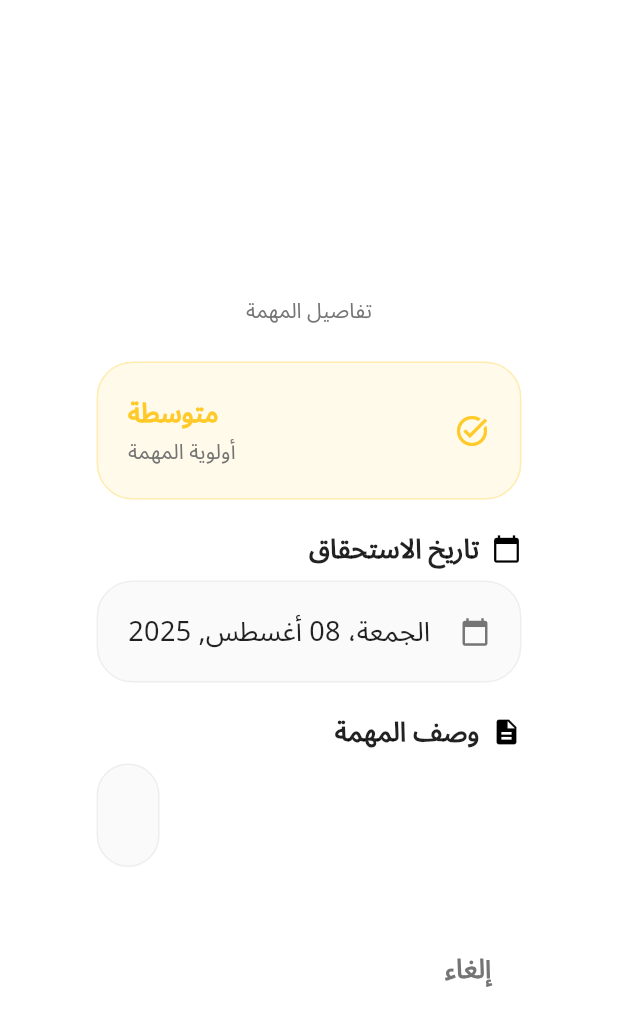
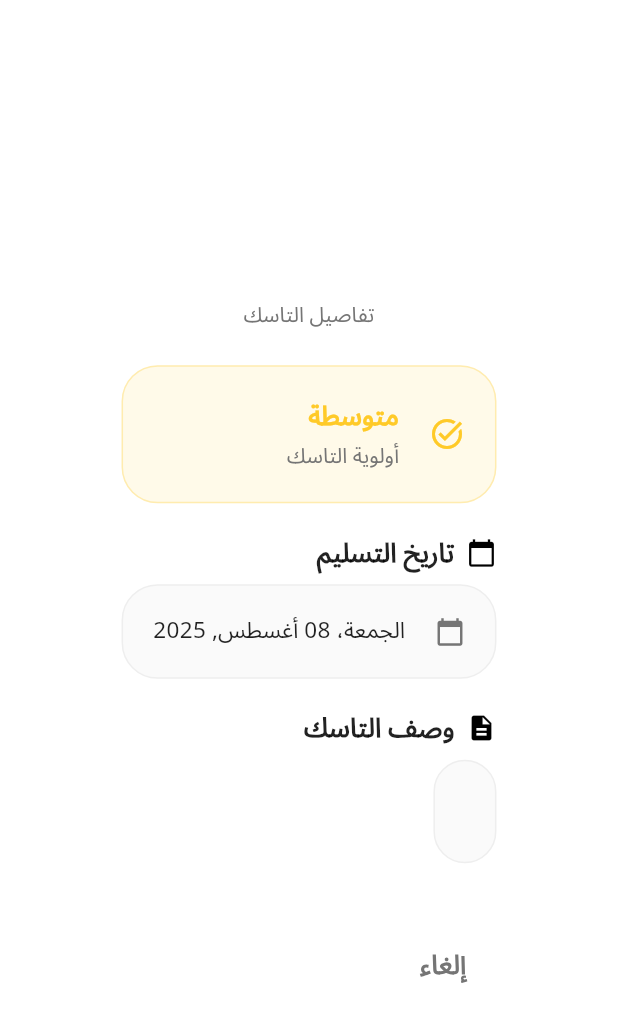
Before and after one commit to saifnasserer/pivot, a Flutter app: the TaskDetailsDialog widget shown alone on an empty page, opened directly with empty values, on a phone screen of 412 x 824 dp. Shown: the top 1026 px of the screen. Run offline on Flutter 3.47's test engine with Material 3 defaults, Android fonts, the phone set to English and light mode, and no system bars; our stand-ins replace auto_size_text, cached_network_image, cloud_firestore, connectivity_plus, file_picker, firebase_auth and 19 more; missing offline and left inert: dart:html, syncfusion_flutter_pdfviewer; accounts and stored records are empty; generated files the repository leaves out were written again; network calls fail; project files that could hold a hidden picture were left out.

Commit message:
Update task terminology to use "تاسك" instead of "مهمة" across various dialogs and models. Adjust UI elements for improved alignment and consistency in task-related components.

```diff
--- a/lib/screens/models/task_model.dart
+++ b/lib/screens/models/task_model.dart
@@ -251,7 +251,7 @@ class _TaskModelState extends State<TaskModel>
                                   tooltip:
                                       isCompleted
                                           ? 'إلغاء الإكمال'
-                                          : 'إكمال المهمة',
+                                          : 'إكمال التاسك',
                                   style: IconButton.styleFrom(
                                     padding: EdgeInsets.all(
                                       Responsive.space(
@@ -428,7 +428,7 @@ class _TaskModelState extends State<TaskModel>
                                 _buildActionButton(
                                   icon: Icons.edit_outlined,
                                   color: Colors.grey.shade600,
-                                  tooltip: 'تعديل المهمة',
+                                  tooltip: 'تعديل التاسك',
                                   onPressed: widget.onEdit,
                                 ),
                                 SizedBox(
@@ -440,7 +440,7 @@ class _TaskModelState extends State<TaskModel>
                                 _buildActionButton(
                                   icon: Icons.delete_outline,
                                   color: Colors.red.shade400,
-                                  tooltip: 'حذف المهمة',
+                                  tooltip: 'حذف التاسك',
                                   onPressed: widget.onDelete,
                                 ),
                               ],
--- a/lib/screens/section3/profile_widgets/add_edit_task_dialog.dart
+++ b/lib/screens/section3/profile_widgets/add_edit_task_dialog.dart
@@ -121,11 +121,11 @@ class _AddEditTaskDialogState extends State<AddEditTaskDialog> {
   @override
   Widget build(BuildContext context) {
     return UnifiedDialog(
-      title: widget.task == null ? 'إضافة مهمة شخصية' : 'تعديل المهمة',
+      title: widget.task == null ? 'إضافة تاسك شخصية' : 'تعديل التاسك',
       subtitle:
           widget.task == null
-              ? 'أدخل بيانات المهمة الجديدة'
-              : 'قم بتعديل بيانات المهمة',
+              ? 'أدخل بيانات التاسك الجديدة'
+              : 'قم بتعديل بيانات التاسك',
       content: Form(
         key: _formKey,
         child: SingleChildScrollView(
@@ -158,7 +158,7 @@ class _AddEditTaskDialogState extends State<AddEditTaskDialog> {
                   ),
                   validator: (value) {
                     if (value == null || value.isEmpty) {
-                      return 'الرجاء إدخال عنوان للمهمة';
+                      return 'الرجاء إدخال عنوان للتاسك';
                     }
                     return null;
                   },
@@ -461,7 +461,7 @@ class _AddEditTaskDialogState extends State<AddEditTaskDialog> {
                                   ),
                                 ),
                                 Text(
-                                  'أدخل اسم الملف كما تريد أن يظهر في المهمة',
+                                  'أدخل اسم الملف كما تريد أن يظهر في التاسك',
                                   style: TextStyle(
                                     fontSize: Responsive.text(
                                       context,
@@ -701,7 +701,7 @@ class _AddEditTaskDialogState extends State<AddEditTaskDialog> {
           ),
         ),
       ),
-      confirmText: widget.task == null ? 'إضافة المهمة' : 'حفظ التعديلات',
+      confirmText: widget.task == null ? 'إضافة التاسك' : 'حفظ التعديلات',
       confirmIcon:
           widget.task == null
               ? Icons.add_circle_outline
--- a/lib/screens/section3/profile_widgets/task_details_dialog.dart
+++ b/lib/screens/section3/profile_widgets/task_details_dialog.dart
@@ -25,10 +25,10 @@ class TaskDetailsDialog extends StatelessWidget {
 
     return UnifiedDialog(
       title: task.title,
-      subtitle: 'تفاصيل المهمة',
+      subtitle: 'تفاصيل التاسك',
       content: SingleChildScrollView(
         child: Column(
-          crossAxisAlignment: CrossAxisAlignment.end,
+          crossAxisAlignment: CrossAxisAlignment.start,
           children: [
             // Task importance indicator
             Container(
@@ -43,7 +43,7 @@ class TaskDetailsDialog extends StatelessWidget {
                 border: Border.all(color: headerColor.withOpacity(0.3)),
               ),
               child: Row(
-                mainAxisAlignment: MainAxisAlignment.end,
+                mainAxisAlignment: MainAxisAlignment.start,
                 children: [
                   Icon(
                     Icons.task_alt,
@@ -53,9 +53,8 @@ class TaskDetailsDialog extends StatelessWidget {
                   SizedBox(
                     width: Responsive.space(context, size: Space.medium),
                   ),
-                  Expanded(
-                    child: Column(
-                      crossAxisAlignment: CrossAxisAlignment.end,
+                  Column(
+                    crossAxisAlignment: CrossAxisAlignment.start,
                     children: [
                       Text(
                         _getImportanceText(task.importance),
@@ -73,7 +72,7 @@ class TaskDetailsDialog extends StatelessWidget {
                         height: Responsive.space(context, size: Space.tiny),
                       ),
                       Text(
-                          'أولوية المهمة',
+                        'أولوية التاسك',
                         style: TextStyle(
                           fontSize: Responsive.text(
                             context,
@@ -81,10 +80,9 @@ class TaskDetailsDialog extends StatelessWidget {
                           ),
                           color: Colors.grey[600],
                         ),
-                          textAlign: TextAlign.right,
+                        textAlign: TextAlign.start,
                       ),
                     ],
-                    ),
                   ),
                 ],
               ),
@@ -93,7 +91,7 @@ class TaskDetailsDialog extends StatelessWidget {
 
             // Due date section
             UnifiedSectionHeader(
-              title: 'تاريخ الاستحقاق',
+              title: 'تاريخ التسليم',
               icon: Icons.calendar_today,
             ),
             Container(
@@ -108,7 +106,7 @@ class TaskDetailsDialog extends StatelessWidget {
                 border: Border.all(color: Colors.grey[200]!),
               ),
               child: Row(
-                mainAxisAlignment: MainAxisAlignment.end,
+                mainAxisAlignment: MainAxisAlignment.start,
                 children: [
                   Icon(
                     Icons.calendar_today,
@@ -121,11 +119,12 @@ class TaskDetailsDialog extends StatelessWidget {
                   Text(
                     fullFormattedDate,
                     style: TextStyle(
-                      fontSize: Responsive.text(context, size: TextSize.medium),
+                      fontSize:
+                          Responsive.text(context, size: TextSize.medium) / 1.2,
                       color: Colors.black87,
                       fontWeight: FontWeight.w500,
                     ),
-                    textAlign: TextAlign.right,
+                    textAlign: TextAlign.start,
                   ),
                 ],
               ),
@@ -133,7 +132,7 @@ class TaskDetailsDialog extends StatelessWidget {
             SizedBox(height: Responsive.space(context, size: Space.medium)),
 
             // Description section
-            UnifiedSectionHeader(title: 'وصف المهمة', icon: Icons.description),
+            UnifiedSectionHeader(title: 'وصف التاسك', icon: Icons.description),
             Container(
               padding: EdgeInsets.all(
                 Responsive.space(context, size: Space.medium),
@@ -152,7 +151,7 @@ class TaskDetailsDialog extends StatelessWidget {
                   color: Colors.black87,
                   height: 1.5,
                 ),
-                textAlign: TextAlign.right,
+                textAlign: TextAlign.start,
               ),
             ),
 
@@ -240,7 +239,7 @@ class TaskDetailsDialog extends StatelessWidget {
                           ),
                           Expanded(
                             child: Column(
-                              crossAxisAlignment: CrossAxisAlignment.end,
+                              crossAxisAlignment: CrossAxisAlignment.start,
                               children: [
                                 Text(
                                   attachment['title'] ?? 'ملف مرفق',
@@ -252,7 +251,7 @@ class TaskDetailsDialog extends StatelessWidget {
                                     fontWeight: FontWeight.w500,
                                     color: Colors.black87,
                                   ),
-                                  textAlign: TextAlign.right,
+                                  textAlign: TextAlign.start,
                                 ),
                                 SizedBox(
                                   height: Responsive.space(
@@ -269,7 +268,7 @@ class TaskDetailsDialog extends StatelessWidget {
                                     ),
                                     color: Colors.grey[600],
                                   ),
-                                  textAlign: TextAlign.right,
+                                  textAlign: TextAlign.start,
                                 ),
                               ],
                             ),
--- a/lib/screens/section4/assistants/add_edit_task_dialog.dart
+++ b/lib/screens/section4/assistants/add_edit_task_dialog.dart
@@ -603,7 +603,7 @@ class _AttachmentSection extends StatelessWidget {
 
                               // Subtitle
                               Text(
-                                'أدخل اسم الملف كما تريد أن يظهر في المهمة',
+                                'أدخل اسم الملف كما تريد أن يظهر في التاسك',
                                 style: TextStyle(
                                   fontSize: Responsive.text(
                                     context,
--- a/lib/screens/section4/doctor/profile/doctor_profile.dart
+++ b/lib/screens/section4/doctor/profile/doctor_profile.dart
@@ -264,6 +264,14 @@ class _DoctorProfileState extends State<DoctorProfile>
     return isSuperAdmin && isViewingOtherUser && isProfessorOrMiniProfessor;
   }
 
+  bool _shouldShowAddLectureButton() {
+    final userProfile = _displayedProfile;
+    if (userProfile == null) return false;
+
+    // Show for all roles except Student and miniProfessor
+    return userProfile.role != 'Student' && userProfile.role != 'miniProfessor';
+  }
+
   Future<void> _editTeachingSubjects() async {
     final profile = _displayedProfile;
     if (profile == null) return;
@@ -348,7 +356,7 @@ class _DoctorProfileState extends State<DoctorProfile>
       child: Scaffold(
         backgroundColor: Colors.white,
         floatingActionButton:
-            isOwnProfile
+            _shouldShowAddLectureButton()
                 ? FloatingActionButton(
                   heroTag: 'doctor_profile_fab',
                   onPressed: _showAddLectureDialog,
```
Lines whose indentation alone changed are shown as unchanged.
